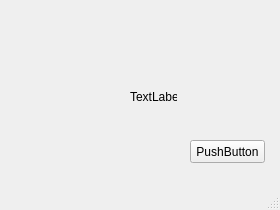
Before: the Qt Designer form ui/ventana.ui in Volderpayoda/python-gui, drawn with Qt 5.
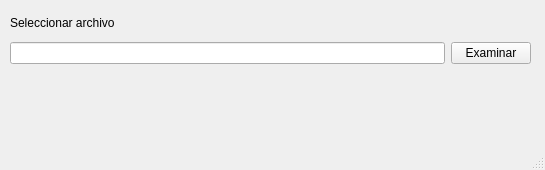
After: the same form once the commit is applied.

Diff of the .ui file:
```diff
--- a/ui/ventana.ui
+++ b/ui/ventana.ui
@@ -6,39 +6,92 @@
    <rect>
     <x>0</x>
     <y>0</y>
-    <width>280</width>
-    <height>210</height>
+    <width>545</width>
+    <height>170</height>
    </rect>
   </property>
+  <property name="sizePolicy">
+   <sizepolicy hsizetype="Preferred" vsizetype="Preferred">
+    <horstretch>0</horstretch>
+    <verstretch>0</verstretch>
+   </sizepolicy>
+  </property>
   <property name="windowTitle">
    <string>MainWindow</string>
   </property>
+  <property name="tabShape">
+   <enum>QTabWidget::Rounded</enum>
+  </property>
+  <property name="unifiedTitleAndToolBarOnMac">
+   <bool>true</bool>
+  </property>
   <widget class="QWidget" name="centralwidget">
-   <widget class="QPushButton" name="pushButton">
+   <property name="enabled">
+    <bool>true</bool>
+   </property>
+   <property name="sizePolicy">
+    <sizepolicy hsizetype="Preferred" vsizetype="Preferred">
+     <horstretch>0</horstretch>
+     <verstretch>0</verstretch>
+    </sizepolicy>
+   </property>
+   <widget class="QWidget" name="">
     <property name="geometry">
      <rect>
-      <x>190</x>
-      <y>140</y>
-      <width>75</width>
-      <height>23</height>
+      <x>10</x>
+      <y>10</y>
+      <width>521</width>
+      <height>54</height>
      </rect>
     </property>
-    <property name="text">
-     <string>PushButton</string>
-    </property>
-   </widget>
-   <widget class="QLabel" name="label">
-    <property name="geometry">
-     <rect>
-      <x>130</x>
-      <y>90</y>
-      <width>47</width>
-      <height>13</height>
-     </rect>
-    </property>
-    <property name="text">
-     <string>TextLabel</string>
-    </property>
+    <layout class="QVBoxLayout" name="verticalLayout" stretch="0,0">
+     <property name="spacing">
+      <number>6</number>
+     </property>
+     <property name="bottomMargin">
+      <number>0</number>
+     </property>
+     <item>
+      <widget class="QLabel" name="label">
+       <property name="text">
+        <string>Seleccionar archivo</string>
+       </property>
+       <property name="scaledContents">
+        <bool>false</bool>
+       </property>
+       <property name="wordWrap">
+        <bool>false</bool>
+       </property>
+      </widget>
+     </item>
+     <item>
+      <layout class="QHBoxLayout" name="horizontalLayout">
+       <item>
+        <widget class="QLineEdit" name="lineEdit">
+         <property name="enabled">
+          <bool>true</bool>
+         </property>
+         <property name="frame">
+          <bool>true</bool>
+         </property>
+         <property name="readOnly">
+          <bool>true</bool>
+         </property>
+         <property name="clearButtonEnabled">
+          <bool>false</bool>
+         </property>
+        </widget>
+       </item>
+       <item>
+        <widget class="QPushButton" name="pushButton">
+         <property name="text">
+          <string>Examinar</string>
+         </property>
+        </widget>
+       </item>
+      </layout>
+     </item>
+    </layout>
    </widget>
   </widget>
   <widget class="QMenuBar" name="menubar">
```
Left out of the diff: 2 changed lines with no effect on the pictures.
